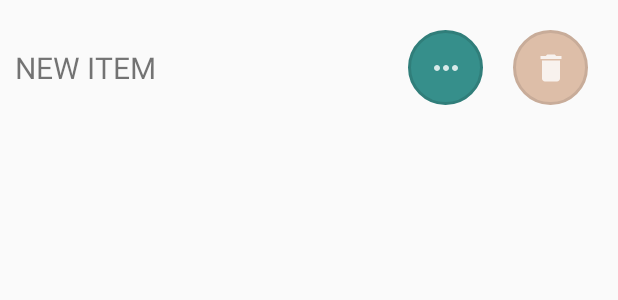
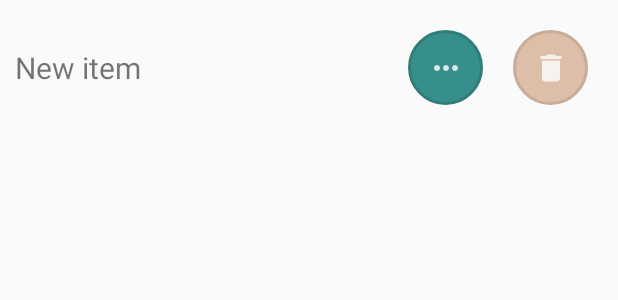
Before and after one commit to maticc97/mojiRecepti, an Android app: the layout list_item.xml on its own in the app's theme, with its tools: preview values and no code run, on a phone screen of 412 x 824 dp. Shown: the top 300 px of the screen. Run offline under Robolectric (Android 15) with nearby library versions, the phone set to English and light mode, and no system bars.

Commit message:
no all caps

```diff
--- a/app/src/main/res/layout/list_item.xml
+++ b/app/src/main/res/layout/list_item.xml
@@ -11,7 +11,6 @@
         android:layout_height="wrap_content"
         android:layout_alignParentStart="true"
         android:layout_alignParentLeft="true"
-        android:textAllCaps="true"
         android:textSize="20sp"
         android:layout_marginTop="21dp"
         android:layout_toStartOf="@+id/show_more_btn"
--- a/app/src/main/res/layout/list_item_layout.xml
+++ b/app/src/main/res/layout/list_item_layout.xml
@@ -12,7 +12,6 @@
         android:layout_height="wrap_content"
         android:layout_alignParentStart="true"
         android:layout_alignParentLeft="true"
-        android:textAllCaps="true"
         android:textSize="15sp"
         android:layout_centerVertical="true"
         android:layout_marginTop="21dp"
```
